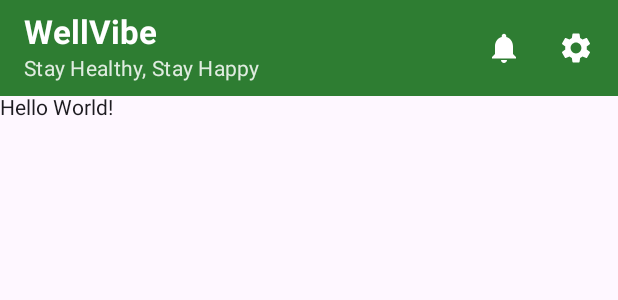
After one commit to FadhliFirdausi12/MoProAssesment-607062300117, an Android app built with Jetpack Compose: the @Preview function MainScreen, on a phone screen of 412 x 824 dp. The commit adds this screen. Shown: the top 300 px of the screen. Run offline under Robolectric (Android 15) with nearby library versions, the phone set to English and light mode, and no system bars.

Commit message:
Membuat topAppBarr

```diff
--- a/app/build.gradle.kts
+++ b/app/build.gradle.kts
@@ -10,7 +10,7 @@ android {
 
     defaultConfig {
         applicationId = "com.fadhlifirdausi607062300117.asesment1"
-        minSdk = 23
+        minSdk = 25
         targetSdk = 35
         versionCode = 1
         versionName = "1.0"
@@ -49,6 +49,8 @@ dependencies {
     implementation(libs.androidx.ui.graphics)
     implementation(libs.androidx.ui.tooling.preview)
     implementation(libs.androidx.material3)
+    implementation(libs.androidx.navigation.compose)
+    implementation(libs.androidx.compose.material3)
     testImplementation(libs.junit)
     androidTestImplementation(libs.androidx.junit)
     androidTestImplementation(libs.androidx.espresso.core)
--- /dev/null
+++ b/app/src/main/java/com/fadhlifirdausi607062300117/asesment1/navigation/Screen.kt
@@ -0,0 +1,5 @@
+package com.fadhlifirdausi607062300117.asesment1.navigation
+
+sealed class Screen (val route : String){
+    data object Home : Screen("mainScreen")
+}
--- /dev/null
+++ b/app/src/main/java/com/fadhlifirdausi607062300117/asesment1/ui/screen/MainScreen.kt
@@ -0,0 +1,135 @@
+package com.fadhlifirdausi607062300117.asesment1.ui.screen
+
+import android.content.res.Configuration
+import androidx.compose.foundation.layout.Column
+import androidx.compose.foundation.layout.padding
+import androidx.compose.material.icons.Icons
+import androidx.compose.material.icons.filled.Notifications
+import androidx.compose.material.icons.filled.Settings
+import androidx.compose.material3.DropdownMenu
+import androidx.compose.material3.DropdownMenuItem
+import androidx.compose.material3.ExperimentalMaterial3Api
+import androidx.compose.material3.Icon
+import androidx.compose.material3.IconButton
+import androidx.compose.material3.MaterialTheme
+import androidx.compose.material3.Scaffold
+import androidx.compose.material3.Text
+import androidx.compose.material3.TopAppBar
+import androidx.compose.material3.TopAppBarDefaults
+import androidx.compose.runtime.Composable
+import androidx.compose.runtime.getValue
+import androidx.compose.runtime.mutableStateOf
+import androidx.compose.runtime.remember
+import androidx.compose.runtime.setValue
+import androidx.compose.ui.Modifier
+import androidx.compose.ui.graphics.Color
+import androidx.compose.ui.res.stringResource
+import androidx.compose.ui.text.font.FontWeight
+import androidx.compose.ui.tooling.preview.Preview
+import com.fadhlifirdausi607062300117.asesment1.R
+import com.fadhlifirdausi607062300117.asesment1.ui.theme.Asesment1Theme
+
+@Composable
+fun Greeting(name: String, modifier: Modifier = Modifier) {
+    Text(
+        text = "Hello $name!",
+        modifier = modifier
+    )
+}
+
+@Preview(showBackground = true)
+@Composable
+@OptIn(ExperimentalMaterial3Api::class)
+fun MainScreen() {
+    Scaffold(
+        topBar = {
+            TopAppBar(
+                title = {
+                    Column {
+                        Text(
+                            text = stringResource(id = R.string.app_name),
+                            style = MaterialTheme.typography.titleLarge.copy(fontWeight = FontWeight.Bold),
+                            color = Color.White
+                        )
+                        Text(
+                            text = stringResource(id = R.string.title_description),
+                            style = MaterialTheme.typography.bodyMedium,
+                            color = Color.White.copy(alpha = 0.85f)
+                        )
+                    }
+                },
+                colors = TopAppBarDefaults.mediumTopAppBarColors(
+                    containerColor = Color(0xFF2E7D32),
+                    titleContentColor = Color.White
+                ),
+                actions = {
+                    IconButton(onClick = { /* TODO: Tambahkan aksi notifikasi */ }) {
+                        Icon(
+                            imageVector = Icons.Default.Notifications,
+                            contentDescription = "Notifications",
+                            tint = Color.White
+                        )
+                    }
+                    SettingsDropdownMenu()
+                }
+            )
+        }
+    ) { innerPadding ->
+        ScreenContent(Modifier.padding(innerPadding))
+    }
+}
+
+@Composable
+fun SettingsDropdownMenu() {
+    var expanded by remember { mutableStateOf(false) }
+
+    IconButton(onClick = { expanded = true }) {
+        Icon(
+            imageVector = Icons.Default.Settings,
+            contentDescription = "Settings",
+            tint = Color.White
+        )
+    }
+
+    DropdownMenu(
+        expanded = expanded,
+        onDismissRequest = { expanded = false }
+    ) {
+        DropdownMenuItem(
+            text = { Text("Profile") },
+            onClick = {
+                // TODO: Tambahkan aksi untuk menu Profile
+                expanded = false
+            }
+        )
+        DropdownMenuItem(
+            text = { Text("Setting Apk") },
+            onClick = {
+                // TODO: Tambahkan aksi untuk menu Setting Apk
+                expanded = false
+            }
+        )
+    }
+}
+
+@Composable
+fun ScreenContent(modifier: Modifier = Modifier) {
+    Text(text = "Hello World!", modifier = modifier)
+
+}
+
+@Preview(showBackground = true)
+@Preview(uiMode = Configuration.UI_MODE_NIGHT_YES, showBackground = true)
+@Composable
+fun MainScreenPreview() {
+    Asesment1Theme {
+        MainScreen()
+    }
+}
+//@Preview(showBackground = true)
+//@Composable
+//fun GreetingPreview() {
+//    Asesment1Theme {
+//        Greeting("Android")
+//    }
+//}
--- a/app/src/main/res/values/strings.xml
+++ b/app/src/main/res/values/strings.xml
@@ -1,3 +1,5 @@
 <resources>
-    <string name="app_name">asesment1</string>
+    <string name="app_name">WellVibe</string>
+    <string name="title_description">Stay Healthy, Stay Happy</string>
+
 </resources>
```
Also changed, not shown: app/src/main/java/com/fadhlifirdausi607062300117/asesment1/MainActivity.kt (+2 -29 lines), app/src/main/java/com/fadhlifirdausi607062300117/asesment1/navigation/NavGraph.kt (added, +17 -0 lines), gradle/libs.versions.toml (+6 -2 lines), 1 other file.
